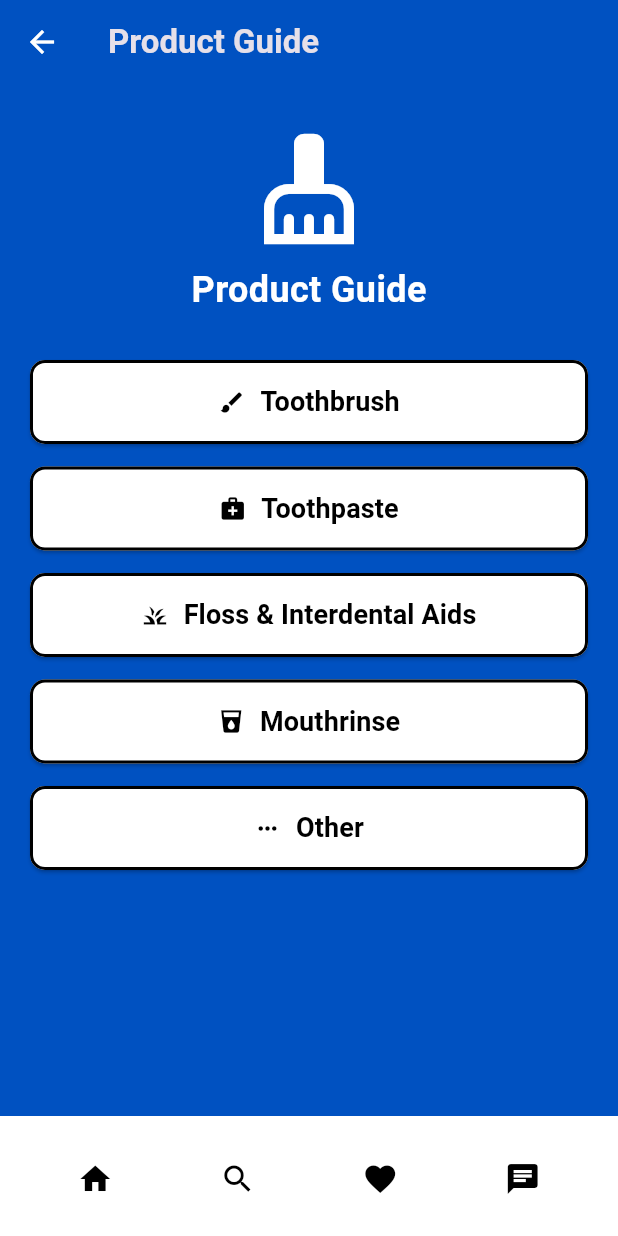
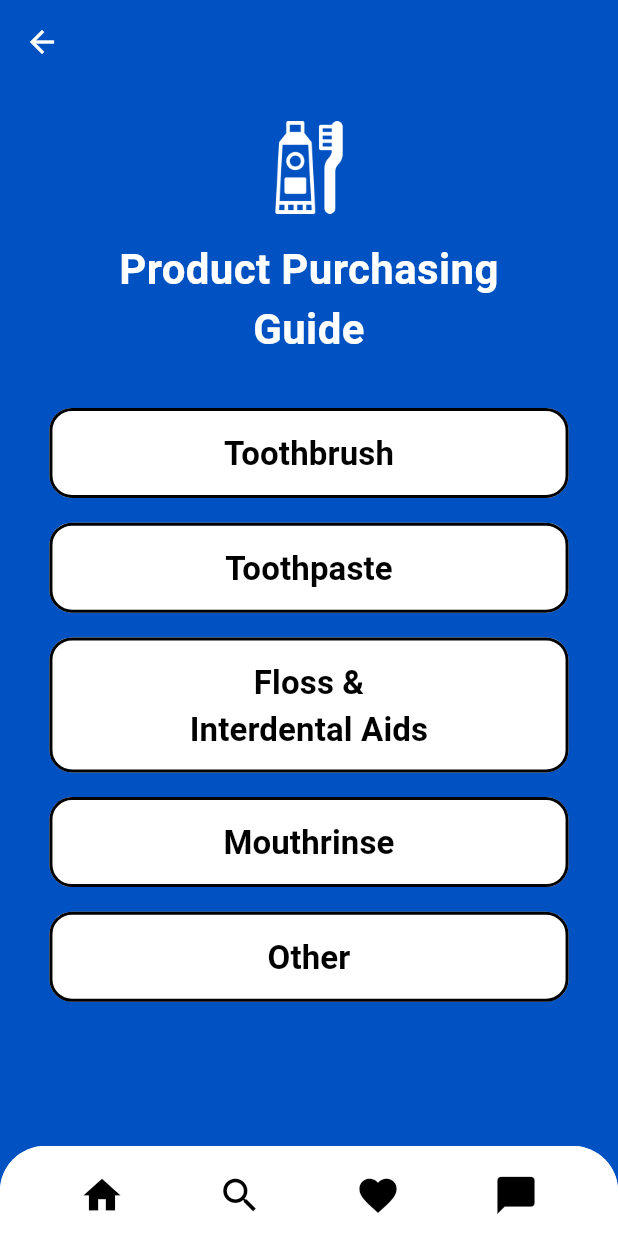
Before and after one commit to rileymck/BrightBite, a Flutter app: the ProductGuide screen opened directly, on a phone screen of 412 x 824 dp. Run offline on Flutter 3.47's test engine with Material 3 defaults, Android fonts, the phone set to English and light mode, and no system bars; Roboto replaces fonts that are missing (Source Serif Pro).

Commit message:
Improve Product Purchasing Guide UI to be cohesive with the Figma design also ensured  responsive design and fixed navigation bar to be cohesive with Figma design as well as added navigation logic for Home button

```diff
--- a/lib/bottom_nav_bar.dart
+++ b/lib/bottom_nav_bar.dart
@@ -1,46 +1,50 @@
 import 'package:flutter/material.dart';
+import 'main_page.dart';
 
 class BottomNavBar extends StatelessWidget {
   const BottomNavBar({super.key});
 
   @override
   Widget build(BuildContext context) {
-    return BottomAppBar(
+    return Container(
+      padding: const EdgeInsets.symmetric(vertical: 10),
+      decoration: BoxDecoration(
         color: Colors.white,
-      shape: const CircularNotchedRectangle(), // Optional rounded effect
-      notchMargin: 5, // Space around the notch
-      child: Padding(
-        padding: const EdgeInsets.symmetric(vertical: 10),
+        borderRadius: BorderRadius.circular(30),
+      ),
       child: Row(
-          mainAxisAlignment: MainAxisAlignment.spaceAround,
+        mainAxisAlignment: MainAxisAlignment.spaceEvenly,
         children: [
           IconButton(
-              icon: const Icon(Icons.home, color: Colors.black),
+            icon: const Icon(Icons.home, color: Colors.black, size: 30),
             onPressed: () {
-                // TODO: Implement navigation later
+              // Navigate to home page
+              Navigator.pushReplacement(
+                context,
+                MaterialPageRoute(builder: (context) => const MainPage()),
+              );
             },
           ),
           IconButton(
-              icon: const Icon(Icons.search, color: Colors.black),
+            icon: const Icon(Icons.search, color: Colors.black, size: 30),
             onPressed: () {
-                // TODO: Implement navigation later
+              // Search functionality to be implemented
             },
           ),
           IconButton(
-              icon: const Icon(Icons.favorite, color: Colors.black),
+            icon: const Icon(Icons.favorite, color: Colors.black, size: 30),
             onPressed: () {
-                // TODO: Implement navigation later
+              // Favorites functionality to be implemented
             },
           ),
           IconButton(
-              icon: const Icon(Icons.chat, color: Colors.black),
+            icon: const Icon(Icons.chat_bubble, color: Colors.black, size: 30),
             onPressed: () {
-                // TODO: Implement navigation later
+              // Chat functionality to be implemented
             },
           ),
         ],
       ),
-      ),
     );
   }
 }
--- a/lib/product_guide.dart
+++ b/lib/product_guide.dart
@@ -1,4 +1,5 @@
 import 'package:flutter/material.dart';
+import 'dart:math' show min;
 import 'bottom_nav_bar.dart';
 
 class ProductGuide extends StatelessWidget {
@@ -6,10 +7,16 @@ class ProductGuide extends StatelessWidget {
 
   @override
   Widget build(BuildContext context) {
+    // Get screen dimensions
+    final screenSize = MediaQuery.of(context).size;
+    final width = screenSize.width;
+    final height = screenSize.height;
+    final isTablet = width > 600; // Simple check for tablet
+
     return Scaffold(
       appBar: AppBar(
         title: const Text(
-          'Product Guide',
+          '', // Empty title as requested
           style: TextStyle(
             fontFamily: 'Source Serif Pro',
             fontWeight: FontWeight.bold,
@@ -22,71 +29,82 @@ class ProductGuide extends StatelessWidget {
           onPressed: () => Navigator.of(context).pop(),
         ),
       ),
-      backgroundColor: const Color(0xFF0051C1), // Bright blue background
-      body: Padding(
-        padding: const EdgeInsets.symmetric(horizontal: 20, vertical: 30),
+      backgroundColor: const Color(0xFF0051C1),
+      body: SafeArea(
+        bottom: false, // Allow content to extend below safe area
         child: Column(
+          children: [
+            // Main scrollable content
+            Expanded(
+              child: SingleChildScrollView(
+                child: Padding(
+                  padding: EdgeInsets.symmetric(
+                    horizontal: isTablet ? width * 0.15 : width * 0.08,
+                  ),
+                  child: Column(
+                    mainAxisAlignment: MainAxisAlignment.center,
                     crossAxisAlignment: CrossAxisAlignment.center,
                     children: [
-            const Icon(
-              Icons.cleaning_services, // Toothbrush icon alternative
-              size: 80,
+                      SizedBox(
+                          height: isTablet ? height * 0.08 : height * 0.03),
+
+                      // Icon and title
+                      Image.asset(
+                        'assets/images/toothbrush_toothpaste_icon.png',
+                        width: min(width * 0.15, 120),
+                        height: min(width * 0.15, 120),
                         color: Colors.white,
                       ),
-            const SizedBox(height: 10),
-            const Text(
-              'Product Guide',
+                      SizedBox(height: height * 0.02),
+                      Text(
+                        'Product Purchasing\nGuide',
+                        textAlign: TextAlign.center,
                         style: TextStyle(
-                fontSize: 24,
+                          fontSize: isTablet ? 36 : 28,
                           color: Colors.white,
                           fontWeight: FontWeight.bold,
                           fontFamily: 'Source Serif Pro',
                         ),
                       ),
-            const SizedBox(height: 30),
-            _buildMenuButton(context, 'Toothbrush', Icons.brush),
-            const SizedBox(height: 15),
-            _buildMenuButton(context, 'Toothpaste', Icons.medical_services),
-            const SizedBox(height: 15),
-            _buildMenuButton(context, 'Floss & Interdental Aids', Icons.grass),
-            const SizedBox(height: 15),
-            _buildMenuButton(context, 'Mouthrinse', Icons.local_drink),
-            const SizedBox(height: 15),
-            _buildMenuButton(context, 'Other', Icons.more_horiz),
+                      SizedBox(
+                          height: isTablet ? height * 0.05 : height * 0.04),
+
+                      // Buttons
+                      _buildMenuButton(context, 'Toothbrush', isTablet),
+                      SizedBox(height: height * 0.02),
+                      _buildMenuButton(context, 'Toothpaste', isTablet),
+                      SizedBox(height: height * 0.02),
+                      // Taller button specifically for Floss & Interdental Aids
+                      _buildMenuButton(
+                          context, 'Floss &\nInterdental Aids', isTablet,
+                          multiline: true, extraHeight: true),
+                      SizedBox(height: height * 0.02),
+                      _buildMenuButton(context, 'Mouthrinse', isTablet),
+                      SizedBox(height: height * 0.02),
+                      _buildMenuButton(context, 'Other', isTablet),
+
+                      // Space for nav bar
+                      SizedBox(height: height * 0.15),
                     ],
                   ),
                 ),
-      bottomNavigationBar: const BottomNavBar(),
-    );
-  }
-
-  // Helper function to build a menu button
-  Widget _buildMenuButton(BuildContext context, String title, IconData icon) {
-    return SizedBox(
-      width: double.infinity,
-      child: ElevatedButton(
-        style: ElevatedButton.styleFrom(
-          backgroundColor: Colors.white,
-          padding: const EdgeInsets.symmetric(vertical: 15),
-          shape: RoundedRectangleBorder(
-            borderRadius: BorderRadius.circular(10),
-            side: const BorderSide(color: Colors.black, width: 2),
               ),
             ),
-        onPressed: () {
-        },
-        child: Row(
-          mainAxisAlignment: MainAxisAlignment.center,
-          children: [
-            Icon(icon, color: Colors.black),
-            const SizedBox(width: 10),
-            Text(
-              title,
-              style: const TextStyle(
-                color: Colors.black,
-                fontSize: 18,
-                fontWeight: FontWeight.bold,
-                fontFamily: 'Source Serif Pro',
+
+            // Full-width navigation bar at bottom
+            Align(
+              alignment: Alignment.bottomCenter,
+              child: Container(
+                width: double.infinity,
+                height: isTablet ? 80 : 60,
+                decoration: const BoxDecoration(
+                  color: Colors.white,
+                  borderRadius: BorderRadius.only(
+                    topLeft: Radius.circular(30),
+                    topRight: Radius.circular(30),
+                  ),
+                ),
+                child: const BottomNavBar(),
               ),
             ),
           ],
@@ -94,4 +112,51 @@ class ProductGuide extends StatelessWidget {
       ),
     );
   }
+
+  // Updated menu button with tablet adjustments and extra height option
+  Widget _buildMenuButton(BuildContext context, String title, bool isTablet,
+      {bool multiline = false, bool extraHeight = false}) {
+    // Calculate height based on parameters
+    double buttonHeight;
+    if (extraHeight) {
+      // Extra tall button for the floss & interdental aids
+      buttonHeight = isTablet ? 120 : 90;
+    } else if (multiline) {
+      // Standard multiline button
+      buttonHeight = isTablet ? 100 : 80;
+    } else {
+      // Standard single line button
+      buttonHeight = isTablet ? 80 : 60;
     }
+
+    return SizedBox(
+      width: double.infinity,
+      height: buttonHeight,
+      child: ElevatedButton(
+        style: ElevatedButton.styleFrom(
+          backgroundColor: Colors.white,
+          padding: EdgeInsets.symmetric(
+            vertical: isTablet ? 20 : 15,
+            horizontal: 15,
+          ),
+          shape: RoundedRectangleBorder(
+            borderRadius: BorderRadius.circular(isTablet ? 20 : 15),
+            side: BorderSide(color: Colors.black, width: isTablet ? 3 : 2),
+          ),
+          elevation: 0,
+        ),
+        onPressed: () {},
+        child: Text(
+          title,
+          textAlign: TextAlign.center,
+          style: TextStyle(
+            color: Colors.black,
+            fontSize: isTablet ? 28 : 22,
+            fontWeight: FontWeight.bold,
+            fontFamily: 'Source Serif Pro',
+          ),
+        ),
+      ),
+    );
+  }
+}
```
Lines whose indentation alone changed are shown as unchanged.
